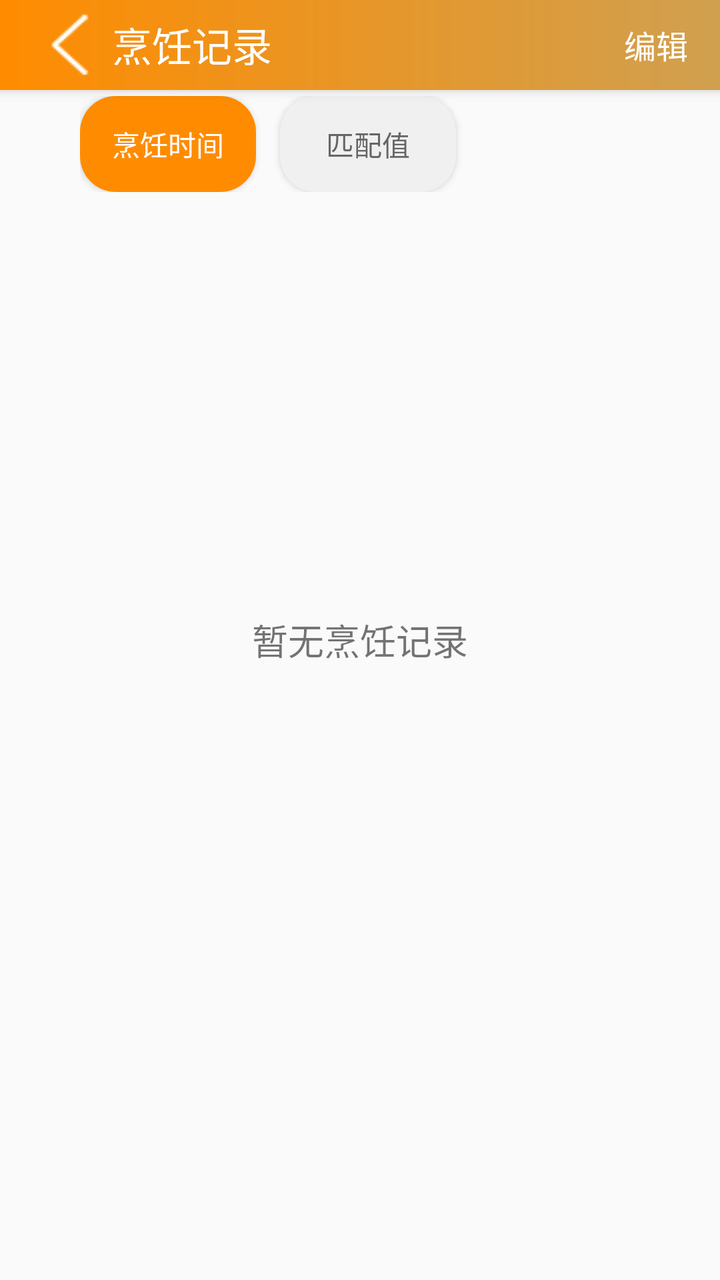
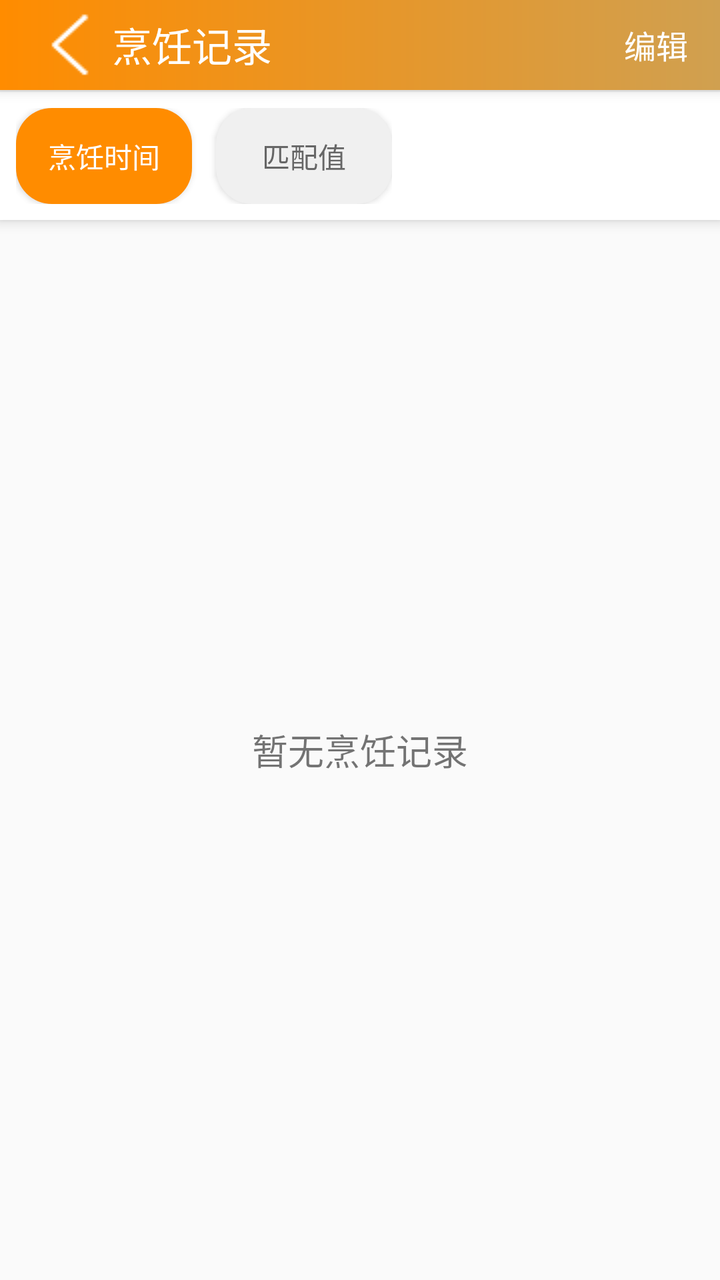

Screens rendered from an Android XML layout before and after an edit, with the pre-edit source and the edit as a unified diff.
<!-- AndroidManifest.xml: application theme Theme.Kitchenmanager -->
<!-- res/layout/activity_history.xml -->
<?xml version="1.0" encoding="utf-8"?>
<androidx.core.widget.NestedScrollView xmlns:android="http://schemas.android.com/apk/res/android"
    xmlns:app="http://schemas.android.com/apk/res-auto"
    xmlns:tools="http://schemas.android.com/tools"
    android:layout_width="match_parent"
    android:layout_height="match_parent"
    android:fillViewport="true">

    <FrameLayout
        android:layout_width="match_parent"
        android:layout_height="match_parent">
        

        <androidx.appcompat.widget.Toolbar
            android:id="@+id/toolbar"
            android:layout_width="match_parent"
            android:layout_height="45dp"
            android:background="@drawable/bg_splash_gradient"
            android:elevation="4dp">

            <ImageView
                android:id="@+id/iv_back"
                android:layout_width="40dp"
                android:layout_height="40dp"
                android:padding="4dp"
                android:src="@drawable/back"
                android:contentDescription="返回" />

            <TextView
                android:id="@+id/tv_title"
                android:layout_width="wrap_content"
                android:layout_height="wrap_content"
                android:layout_marginStart="16dp"
                android:text="烹饪记录"
                android:textSize="20sp"
                android:textColor="#FFFFFF" />
            <TextView
                android:id="@+id/tv_edit"
                android:layout_width="wrap_content"
                android:layout_height="wrap_content"
                android:text="编辑"
                android:textSize="16sp"
                android:textColor="#FFFFFF"
                android:layout_gravity="end"
                android:paddingEnd="16dp" />
            <TextView
                android:id="@+id/tv_select_all"
                android:layout_width="wrap_content"
                android:layout_height="wrap_content"
                android:text="全选"
                android:textSize="16sp"
                android:textColor="#FFFFFF"
                android:layout_gravity="end"
                android:paddingEnd="8dp"
                android:visibility="gone" />
            <TextView
                android:id="@+id/tv_cancel"
                android:layout_width="wrap_content"
                android:layout_height="wrap_content"
                android:text="取消"
                android:textSize="16sp"
                android:textColor="#FFFFFF"
                android:layout_gravity="end"
                android:paddingEnd="8dp"
                android:visibility="gone" />
            <TextView
                android:id="@+id/tv_delete"
                android:layout_width="wrap_content"
                android:layout_height="wrap_content"
                android:text="删除"
                android:textSize="16sp"
                android:textColor="#FFFFFF"
                android:layout_gravity="end"
                android:paddingEnd="16dp"
                android:visibility="gone" />
        </androidx.appcompat.widget.Toolbar>

        
        <HorizontalScrollView
            android:layout_width="match_parent"
            android:layout_height="wrap_content"
            android:layout_margin="40dp"
            android:paddingTop="8dp"
            android:paddingBottom="8dp">

            <LinearLayout
                android:layout_width="wrap_content"
                android:layout_height="wrap_content"
                android:orientation="horizontal">

                <Button
                    android:id="@+id/btn_sort_time"
                    android:layout_width="wrap_content"
                    android:layout_height="48dp"
                    android:layout_marginRight="12dp"
                    android:background="@drawable/bg_tab_selected"
                    android:paddingStart="16dp"
                    android:paddingEnd="16dp"
                    android:text="烹饪时间"
                    android:textColor="#FFFFFF"
                    android:textSize="14sp" />

                <Button
                    android:id="@+id/btn_sort_match"
                    android:layout_width="wrap_content"
                    android:layout_height="48dp"
                    android:layout_marginRight="12dp"
                    android:background="@drawable/bg_tab_normal"
                    android:paddingStart="16dp"
                    android:paddingEnd="16dp"
                    android:text="匹配值"
                    android:textColor="#666666"
                    android:textSize="14sp" />
            </LinearLayout>
        </HorizontalScrollView>

        
        <androidx.recyclerview.widget.RecyclerView
            android:id="@+id/rv_recipes"
            android:layout_width="match_parent"
            android:layout_height="match_parent"
            android:layout_marginTop="100dp"
            android:padding="8dp"
            app:layoutManager="androidx.recyclerview.widget.GridLayoutManager"
            app:spanCount="1"
            tools:listitem="@layout/item_recipe" />

        
        <ProgressBar
            android:id="@+id/progressBar"
            android:layout_width="wrap_content"
            android:layout_height="wrap_content"
            android:layout_gravity="center"
            android:visibility="gone" />

        
        <TextView
            android:id="@+id/emptyView"
            android:layout_width="match_parent"
            android:layout_height="match_parent"
            android:layout_gravity="center"
            android:gravity="center"
            android:text="暂无烹饪记录"
            android:textSize="18sp"
            android:visibility="visible" />

    </FrameLayout>
</androidx.core.widget.NestedScrollView>
<!-- res/layout/item_recipe.xml (included above) -->
<?xml version="1.0" encoding="utf-8"?>
<FrameLayout xmlns:android="http://schemas.android.com/apk/res/android"
    xmlns:app="http://schemas.android.com/apk/res-auto"
    android:layout_width="match_parent"
    android:layout_height="wrap_content"
    android:layout_margin="8dp">

    <androidx.cardview.widget.CardView
        android:layout_width="match_parent"
        android:layout_height="wrap_content"
        app:cardCornerRadius="8dp"
        app:cardElevation="4dp">

        <LinearLayout
            android:layout_width="match_parent"
            android:layout_height="wrap_content"
            android:minHeight="100dp"
            android:orientation="horizontal"
            android:padding="12dp">

            <CheckBox
                android:id="@+id/cb_select"
                android:layout_width="wrap_content"
                android:layout_height="wrap_content"
                android:visibility="gone" />

            
            <ImageView
                android:id="@+id/iv_recipe_image"
                android:layout_width="80dp"
                android:layout_height="80dp"
                android:scaleType="centerCrop"
                android:src="@drawable/placeholder" />

            
            <LinearLayout
                android:layout_width="0dp"
                android:layout_height="match_parent"
                android:layout_weight="1"
                android:layout_marginStart="12dp"
                android:gravity="center_vertical"
                android:orientation="vertical">

                
                <TextView
                    android:id="@+id/tv_recipe_name"
                    android:layout_width="match_parent"
                    android:layout_height="wrap_content"
                    android:maxLines="1"
                    android:text="菜谱名称"
                    android:textColor="@android:color/black"
                    android:textSize="18sp"
                    android:textStyle="bold" />

                
                <TextView
                    android:id="@+id/tv_recipe_attributes"
                    android:layout_width="match_parent"
                    android:layout_height="wrap_content"
                    android:layout_marginTop="4dp"
                    android:maxLines="1"
                    android:text="特点"
                    android:textColor="#FF8C00"
                    android:textSize="14sp" />

                
                <TextView
                    android:id="@+id/tv_recipe_needs"
                    android:layout_width="match_parent"
                    android:layout_height="wrap_content"
                    android:layout_marginTop="4dp"
                    android:ellipsize="end"
                    android:maxLines="1"
                    android:text="原料"
                    android:textColor="#616161"
                    android:textSize="14sp" />
            </LinearLayout>

            
            <LinearLayout
                android:layout_width="wrap_content"
                android:layout_height="match_parent"
                android:gravity="center"
                android:orientation="vertical">

                
                <ImageView
                    android:id="@+id/iv_favorite"
                    android:layout_width="32dp"
                    android:layout_height="32dp"
                    android:contentDescription="收藏"
                    android:src="@drawable/ic_favorite_border" />

                
                <ImageView
                    android:id="@+id/iv_detail"
                    android:layout_width="32dp"
                    android:layout_height="32dp"
                    android:layout_marginTop="8dp"
                    android:contentDescription="详情"
                    android:src="@drawable/ic_info" />
            </LinearLayout>
        </LinearLayout>
    </androidx.cardview.widget.CardView>

    
    <View
        android:id="@+id/overlay_click_area"
        android:layout_width="match_parent"
        android:layout_height="114dp"
        android:background="@android:color/transparent" />
</FrameLayout>
<!-- resources referenced by this layout -->
<resources>
  <!-- drawable back: png bitmap (drawable, 3160 bytes) -->
  <!-- drawable bg_splash_gradient (drawable) -->
  <?xml version="1.0" encoding="utf-8"?>
  <shape xmlns:android="http://schemas.android.com/apk/res/android"
      android:shape="rectangle">
      <gradient
          android:startColor="#FF8C00"
          android:endColor="#D0A050"
          android:type="linear" />
  </shape>
  <!-- drawable bg_tab_normal (drawable) -->
  <?xml version="1.0" encoding="utf-8"?>
  <shape xmlns:android="http://schemas.android.com/apk/res/android"
      android:shape="rectangle">
      <solid android:color="#F0F0F0" />
      <corners android:radius="18dp" />
  </shape>
  <!-- drawable bg_tab_selected (drawable) -->
  <?xml version="1.0" encoding="utf-8"?>
  <shape xmlns:android="http://schemas.android.com/apk/res/android"
      android:shape="rectangle">
      <solid android:color="#FF8C00" />
      <corners android:radius="18dp" />
  </shape>
  <!-- drawable ic_favorite_border (drawable) -->
  <vector xmlns:android="http://schemas.android.com/apk/res/android"
      android:width="24dp"
      android:height="24dp"
      android:viewportWidth="24"
      android:viewportHeight="24">
      <path
          android:fillColor="#ff000000"
          android:pathData="M16.5,3c-1.74,0 -3.41,0.81 -4.5,2.09C10.91,3.81 9.24,3 7.5,3 4.42,3 2,5.42 2,8.5c0,3.78 3.4,6.86 8.55,11.54L12,21.35l1.45,-1.32C18.6,15.36 22,12.28 22,8.5 22,5.42 19.58,3 16.5,3zM12.1,18.55l-0.1,0.1 -0.1,-0.1C7.14,14.24 4,11.39 4,8.5 4,6.5 5.5,5 7.5,5c1.54,0 3.04,0.99 3.57,2.36h1.87C13.46,5.99 14.96,5 16.5,5c2,0 3.5,1.5 3.5,3.5 0,2.89 -3.14,5.74 -7.9,10.05z"/>
  </vector>
  <!-- drawable ic_info (drawable) -->
  <vector xmlns:android="http://schemas.android.com/apk/res/android"
      android:width="24dp"
      android:height="24dp"
      android:viewportWidth="24"
      android:viewportHeight="24">
      <path
          android:fillColor="#FF000000"
          android:pathData="M12,2C6.48,2 2,6.48 2,12s4.48,10 10,10 10,-4.48 10,-10S17.52,2 12,2zM13,17h-2v-6h2v6zM13,9h-2V7h2v2z"/>
  </vector>
  <!-- drawable placeholder: jpg bitmap (drawable, 66309 bytes) -->
  <style name="Theme.Kitchenmanager" parent="Base.Theme.Kitchenmanager" />
  <style name="Base.Theme.Kitchenmanager" parent="Theme.MaterialComponents.DayNight.NoActionBar.Bridge">
          
          
      </style>
</resources>

<!-- the commit's change to res/layout/activity_history.xml (unified diff, before → after) -->
@@ -1,16 +1,20 @@
 <?xml version="1.0" encoding="utf-8"?>
-<androidx.core.widget.NestedScrollView xmlns:android="http://schemas.android.com/apk/res/android"
+<RelativeLayout xmlns:android="http://schemas.android.com/apk/res/android"
     xmlns:app="http://schemas.android.com/apk/res-auto"
     xmlns:tools="http://schemas.android.com/tools"
     android:layout_width="match_parent"
-    android:layout_height="match_parent"
-    android:fillViewport="true">
-
-    <FrameLayout
-        android:layout_width="match_parent"
-        android:layout_height="match_parent">
-        
-
+    android:layout_height="match_parent">
+
+    
+    <LinearLayout
+        android:id="@+id/header_container"
+        android:layout_width="match_parent"
+        android:layout_height="wrap_content"
+        android:orientation="vertical"
+        android:background="@android:color/white"
+        android:elevation="4dp">
+
+        
         <androidx.appcompat.widget.Toolbar
             android:id="@+id/toolbar"
             android:layout_width="match_parent"
@@ -32,56 +36,63 @@
                 android:layout_height="wrap_content"
                 android:layout_marginStart="16dp"
                 android:text="烹饪记录"
-                android:textSize="20sp"
-                android:textColor="#FFFFFF" />
+                android:textColor="#FFFFFF"
+                android:textSize="20sp" />
+
             <TextView
                 android:id="@+id/tv_edit"
                 android:layout_width="wrap_content"
                 android:layout_height="wrap_content"
+                android:layout_gravity="end"
+                android:paddingEnd="16dp"
                 android:text="编辑"
+                android:textColor="#FFFFFF"
+                android:textSize="16sp" />
+
+            <TextView
+                android:id="@+id/tv_select_all"
+                android:layout_width="wrap_content"
+                android:layout_height="wrap_content"
+                android:layout_gravity="end"
+                android:paddingEnd="8dp"
+                android:text="全选"
+                android:textColor="#FFFFFF"
                 android:textSize="16sp"
-                android:textColor="#FFFFFF"
-                android:layout_gravity="end"
-                android:paddingEnd="16dp" />
-            <TextView
-                android:id="@+id/tv_select_all"
-                android:layout_width="wrap_content"
-                android:layout_height="wrap_content"
-                android:text="全选"
+                android:visibility="gone" />
+
+            <TextView
+                android:id="@+id/tv_cancel"
+                android:layout_width="wrap_content"
+                android:layout_height="wrap_content"
+                android:layout_gravity="end"
+                android:paddingEnd="8dp"
+                android:text="取消"
+                android:textColor="#FFFFFF"
                 android:textSize="16sp"
-                android:textColor="#FFFFFF"
-                android:layout_gravity="end"
-                android:paddingEnd="8dp"
-                android:visibility="gone" />
-            <TextView
-                android:id="@+id/tv_cancel"
-                android:layout_width="wrap_content"
-                android:layout_height="wrap_content"
-                android:text="取消"
+                android:visibility="gone" />
+
+            <TextView
+                android:id="@+id/tv_delete"
+                android:layout_width="wrap_content"
+                android:layout_height="wrap_content"
+                android:layout_gravity="end"
+                android:paddingEnd="16dp"
+                android:text="删除"
+                android:textColor="#FFFFFF"
                 android:textSize="16sp"
-                android:textColor="#FFFFFF"
-                android:layout_gravity="end"
-                android:paddingEnd="8dp"
-                android:visibility="gone" />
-            <TextView
-                android:id="@+id/tv_delete"
-                android:layout_width="wrap_content"
-                android:layout_height="wrap_content"
-                android:text="删除"
-                android:textSize="16sp"
-                android:textColor="#FFFFFF"
-                android:layout_gravity="end"
-                android:paddingEnd="16dp"
                 android:visibility="gone" />
         </androidx.appcompat.widget.Toolbar>
 
+        <View
+            android:layout_width="match_parent"
+            android:layout_height="1dp"
+            android:background="#F0F0F0" />
         
         <HorizontalScrollView
             android:layout_width="match_parent"
             android:layout_height="wrap_content"
-            android:layout_margin="40dp"
-            android:paddingTop="8dp"
-            android:paddingBottom="8dp">
+            android:background="#FFFFFF"
+            android:padding="8dp">
 
             <LinearLayout
                 android:layout_width="wrap_content"
@@ -92,7 +103,7 @@
                     android:id="@+id/btn_sort_time"
                     android:layout_width="wrap_content"
                     android:layout_height="48dp"
-                    android:layout_marginRight="12dp"
+                    android:layout_marginEnd="12dp"
                     android:background="@drawable/bg_tab_selected"
                     android:paddingStart="16dp"
                     android:paddingEnd="16dp"
@@ -104,7 +115,6 @@
                     android:id="@+id/btn_sort_match"
                     android:layout_width="wrap_content"
                     android:layout_height="48dp"
-                    android:layout_marginRight="12dp"
                     android:background="@drawable/bg_tab_normal"
                     android:paddingStart="16dp"
                     android:paddingEnd="16dp"
@@ -113,14 +123,21 @@
                     android:textSize="14sp" />
             </LinearLayout>
         </HorizontalScrollView>
+    </LinearLayout>
+
+    
+    <FrameLayout
+        android:layout_width="match_parent"
+        android:layout_height="match_parent"
+        android:layout_below="@id/header_container">
 
         
         <androidx.recyclerview.widget.RecyclerView
             android:id="@+id/rv_recipes"
             android:layout_width="match_parent"
             android:layout_height="match_parent"
-            android:layout_marginTop="100dp"
-            android:padding="8dp"
+            android:clipToPadding="false"
+            android:paddingTop="8dp"
             app:layoutManager="androidx.recyclerview.widget.GridLayoutManager"
             app:spanCount="1"
             tools:listitem="@layout/item_recipe" />
@@ -143,9 +160,9 @@
             android:text="暂无烹饪记录"
             android:textSize="18sp"
             android:visibility="visible" />
-
     </FrameLayout>
-</androidx.core.widget.NestedScrollView>
+
+</RelativeLayout>
 <!-- res/layout/item_recipe.xml (included above) -->
 <?xml version="1.0" encoding="utf-8"?>
 <FrameLayout xmlns:android="http://schemas.android.com/apk/res/android"
